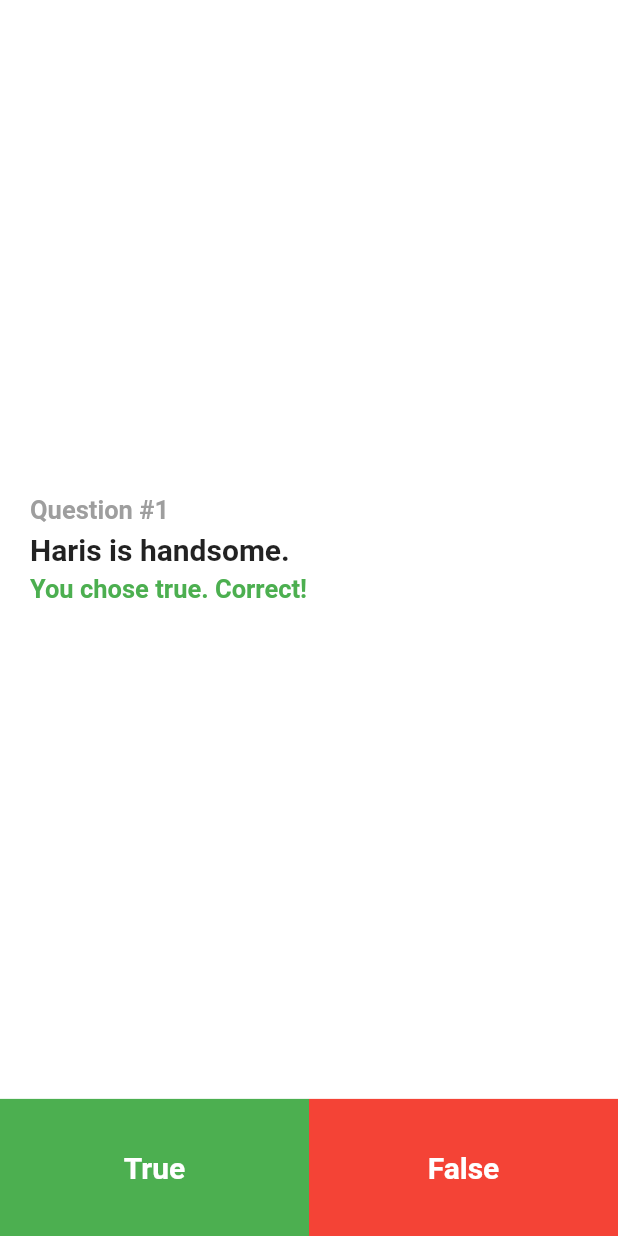
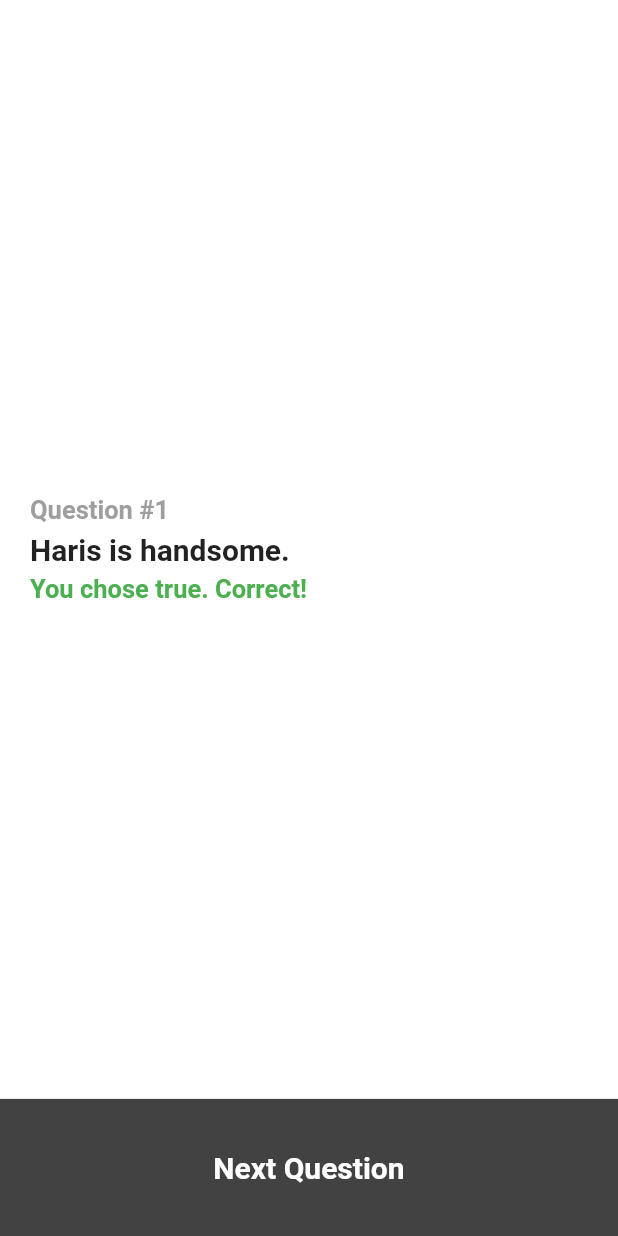
Before and after one commit to happyharis/ntu-flutter-workshop-2021, a Flutter app: the screen it shows after launch, after a tap on "True", on a phone screen of 412 x 824 dp. Run offline on Flutter 3.47's test engine with Material 2 defaults, Android fonts, the phone set to English and light mode, and no system bars.

Commit message:
Add conditional to show next question button

```diff
--- a/quiz_app/lib/main.dart
+++ b/quiz_app/lib/main.dart
@@ -27,6 +27,7 @@ class QuizPage extends StatefulWidget {
 class _QuizPageState extends State<QuizPage> {
   bool? chosenAnswer;
   int currentQuestionIndex = 0;
+  bool haveAnswered = false;
   @override
   Widget build(BuildContext context) {
     final Question currentQuestion = questions[currentQuestionIndex];
@@ -36,6 +37,13 @@ class _QuizPageState extends State<QuizPage> {
           question: currentQuestion,
           chosenAnswer: chosenAnswer,
         ),
+        if (haveAnswered)
+          AnswerButton(
+            color: Colors.grey.shade800,
+            onTap: () {},
+            text: 'Next Question',
+          ),
+        if (!haveAnswered)
           Expanded(
             flex: 1,
             child: Row(
@@ -46,6 +54,7 @@ class _QuizPageState extends State<QuizPage> {
                   onTap: () {
                     setState(() {
                       chosenAnswer = true;
+                      haveAnswered = true;
                     });
                   },
                 ),
@@ -55,6 +64,7 @@ class _QuizPageState extends State<QuizPage> {
                   onTap: () {
                     setState(() {
                       chosenAnswer = false;
+                      haveAnswered = true;
                     });
                   },
                 ),
```
Lines whose indentation alone changed are shown as unchanged.
